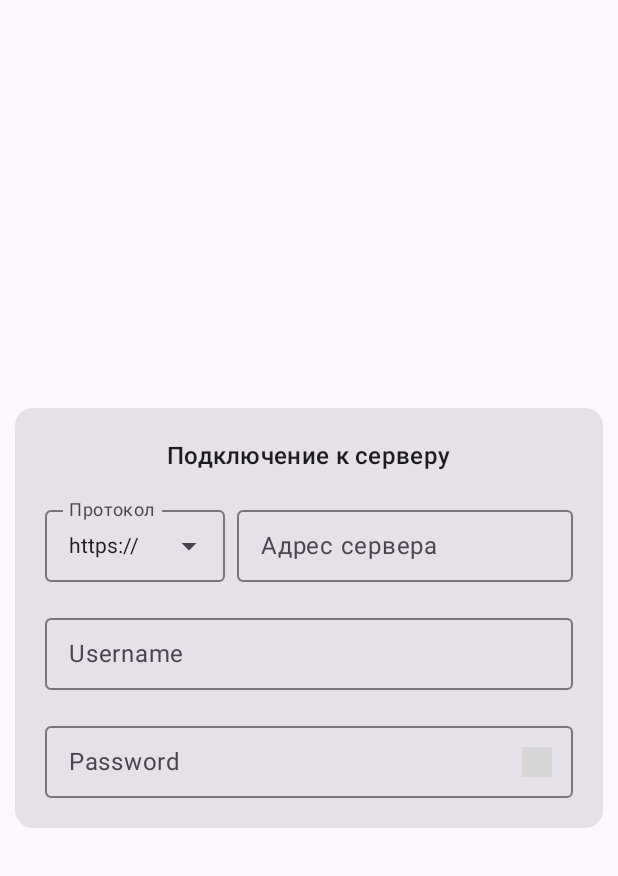
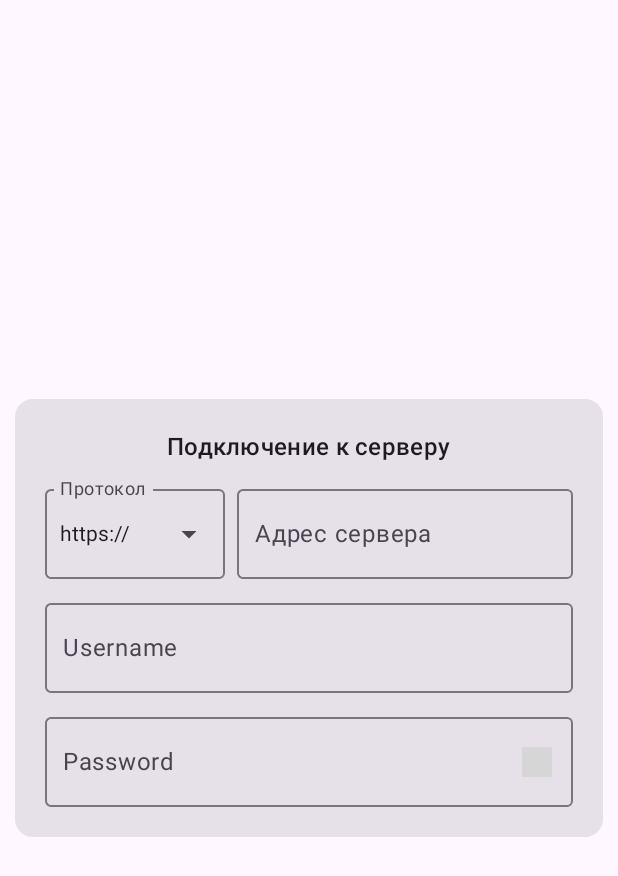
Before and after one commit to nnikitochka/Kord, an Android app built with Jetpack Compose: the @Preview function ServerSelectScreen, on a phone screen of 412 x 824 dp. Shown: the top 876 px of the screen. Run offline under Robolectric (Android 15) with nearby library versions, the phone set to English and light mode, and no system bars; our stand-ins replace Compose Multiplatform resources; 1 statement that could not run was skipped; grey boxes are pictures that could not be loaded.

Commit message:
fix(ui): increase text field room and reduce internal content padding

```diff
--- a/shared/src/commonMain/kotlin/su/nnedition/kord/ui/screen/start/ServerSelectScreen.kt
+++ b/shared/src/commonMain/kotlin/su/nnedition/kord/ui/screen/start/ServerSelectScreen.kt
@@ -9,8 +9,11 @@ import androidx.compose.animation.fadeOut
 import androidx.compose.animation.shrinkVertically
 import androidx.compose.foundation.background
 import androidx.compose.foundation.layout.Arrangement
+import androidx.compose.foundation.interaction.MutableInteractionSource
+import androidx.compose.foundation.interaction.collectIsFocusedAsState
 import androidx.compose.foundation.layout.Box
 import androidx.compose.foundation.layout.Column
+import androidx.compose.foundation.layout.PaddingValues
 import androidx.compose.foundation.layout.Row
 import androidx.compose.foundation.layout.Spacer
 import androidx.compose.foundation.layout.fillMaxSize
@@ -22,6 +25,9 @@ import androidx.compose.foundation.layout.width
 import androidx.compose.foundation.layout.widthIn
 import androidx.compose.foundation.shape.CircleShape
 import androidx.compose.foundation.shape.RoundedCornerShape
+import androidx.compose.foundation.text.BasicTextField
+import androidx.compose.foundation.text.KeyboardActions
+import androidx.compose.foundation.text.KeyboardOptions
 import androidx.compose.material3.Button
 import androidx.compose.material3.Card
 import androidx.compose.material3.CircularProgressIndicator
@@ -32,8 +38,9 @@ import androidx.compose.material3.ExposedDropdownMenuBox
 import androidx.compose.material3.ExposedDropdownMenuDefaults
 import androidx.compose.material3.Icon
 import androidx.compose.material3.IconButton
+import androidx.compose.material3.LocalTextStyle
 import androidx.compose.material3.MaterialTheme
-import androidx.compose.material3.OutlinedTextField
+import androidx.compose.material3.OutlinedTextFieldDefaults
 import androidx.compose.material3.Text
 import androidx.compose.runtime.Composable
 import androidx.compose.runtime.LaunchedEffect
@@ -44,6 +51,9 @@ import androidx.compose.runtime.setValue
 import androidx.compose.ui.Alignment
 import androidx.compose.ui.Modifier
 import androidx.compose.ui.graphics.Color
+import androidx.compose.ui.graphics.SolidColor
+import androidx.compose.ui.graphics.takeOrElse
+import androidx.compose.ui.text.TextStyle
 import androidx.compose.ui.text.input.PasswordVisualTransformation
 import androidx.compose.ui.text.input.VisualTransformation
 import androidx.compose.ui.tooling.preview.Preview
@@ -128,7 +138,7 @@ fun ServerSelectScreen() {
                         onExpandedChange = { protocolExpanded = it },
                         modifier = Modifier.width(120.dp)
                     ) {
-                        OutlinedTextField(
+                        KordOutlinedTextField(
                             value = protocol,
                             onValueChange = {},
                             readOnly = true,
@@ -136,9 +146,8 @@ fun ServerSelectScreen() {
                             trailingIcon = {
                                 ExposedDropdownMenuDefaults.TrailingIcon(expanded = protocolExpanded)
                             },
-                            modifier = Modifier
-                                .menuAnchor(ExposedDropdownMenuAnchorType.PrimaryNotEditable)
-                                .height(56.dp),
+                            modifier = Modifier.menuAnchor(ExposedDropdownMenuAnchorType.PrimaryNotEditable),
+                            contentPadding = PaddingValues(start = 10.dp, top = 2.dp, end = 4.dp, bottom = 4.dp),
                             singleLine = true
                         )
                         ExposedDropdownMenu(
@@ -157,7 +166,7 @@ fun ServerSelectScreen() {
                         }
                     }
 
-                    OutlinedTextField(
+                    KordOutlinedTextField(
                         value = serverAddress,
                         onValueChange = { input ->
                             if (input.startsWith("https://", ignoreCase = true)) {
@@ -172,9 +181,8 @@ fun ServerSelectScreen() {
                         },
                         label = { Text("Адрес сервера") },
                         placeholder = { Text("your-server.com") },
-                        modifier = Modifier
-                            .weight(1f)
-                            .height(56.dp),
+                        modifier = Modifier.weight(1f),
+                        contentPadding = PaddingValues(start = 12.dp, top = 2.dp, end = 12.dp, bottom = 4.dp),
                         singleLine = true,
                         trailingIcon = {
                             when (pingState) {
@@ -206,24 +214,22 @@ fun ServerSelectScreen() {
                 }
                 Spacer(modifier = Modifier.height(16.dp))
 
-                OutlinedTextField(
+                KordOutlinedTextField(
                     value = username,
                     onValueChange = { username = it },
                     label = { Text("Username") },
-                    modifier = Modifier
-                        .fillMaxWidth()
-                        .height(56.dp),
+                    modifier = Modifier.fillMaxWidth(),
+                    contentPadding = PaddingValues(start = 12.dp, top = 2.dp, end = 12.dp, bottom = 4.dp),
                     singleLine = true
                 )
                 Spacer(modifier = Modifier.height(16.dp))
 
-                OutlinedTextField(
+                KordOutlinedTextField(
                     value = password,
                     onValueChange = { password = it },
                     label = { Text("Password") },
-                    modifier = Modifier
-                        .fillMaxWidth()
-                        .height(56.dp),
+                    modifier = Modifier.fillMaxWidth(),
+                    contentPadding = PaddingValues(start = 12.dp, top = 2.dp, end = 12.dp, bottom = 4.dp),
                     visualTransformation = if (passwordVisible) VisualTransformation.None else PasswordVisualTransformation('*'),
                     singleLine = true,
                     trailingIcon = {
@@ -273,3 +279,67 @@ fun ServerSelectScreen() {
         }
     }
 }
+
+@OptIn(ExperimentalMaterial3Api::class)
+@Composable
+fun KordOutlinedTextField(
+    value: String,
+    onValueChange: (String) -> Unit,
+    modifier: Modifier = Modifier,
+    enabled: Boolean = true,
+    readOnly: Boolean = false,
+    textStyle: TextStyle = LocalTextStyle.current,
+    label: @Composable (() -> Unit)? = null,
+    placeholder: @Composable (() -> Unit)? = null,
+    leadingIcon: @Composable (() -> Unit)? = null,
+    trailingIcon: @Composable (() -> Unit)? = null,
+    visualTransformation: VisualTransformation = VisualTransformation.None,
+    keyboardOptions: KeyboardOptions = KeyboardOptions.Default,
+    keyboardActions: KeyboardActions = KeyboardActions.Default,
+    singleLine: Boolean = true,
+    isError: Boolean = false,
+    interactionSource: MutableInteractionSource = remember { MutableInteractionSource() },
+    contentPadding: PaddingValues = PaddingValues(start = 12.dp, top = 2.dp, end = 12.dp, bottom = 4.dp)
+) {
+    val colors = OutlinedTextFieldDefaults.colors()
+    val isFocused by interactionSource.collectIsFocusedAsState()
+    val textColor = textStyle.color.takeOrElse {
+        if (isError) colors.errorTextColor
+        else if (!enabled) colors.disabledTextColor
+        else if (isFocused) colors.focusedTextColor
+        else colors.unfocusedTextColor
+    }
+    val mergedTextStyle = textStyle.merge(TextStyle(color = textColor))
+
+    BasicTextField(
+        value = value,
+        modifier = modifier.height(60.dp),
+        onValueChange = onValueChange,
+        enabled = enabled,
+        readOnly = readOnly,
+        textStyle = mergedTextStyle,
+        cursorBrush = SolidColor(if (isError) colors.errorCursorColor else colors.cursorColor),
+        visualTransformation = visualTransformation,
+        keyboardOptions = keyboardOptions,
+        keyboardActions = keyboardActions,
+        interactionSource = interactionSource,
+        singleLine = singleLine,
+        decorationBox = @Composable { innerTextField ->
+            OutlinedTextFieldDefaults.DecorationBox(
+                value = value,
+                visualTransformation = visualTransformation,
+                innerTextField = innerTextField,
+                placeholder = placeholder,
+                label = label,
+                leadingIcon = leadingIcon,
+                trailingIcon = trailingIcon,
+                singleLine = singleLine,
+                enabled = enabled,
+                isError = isError,
+                interactionSource = interactionSource,
+                colors = colors,
+                contentPadding = contentPadding
+            )
+        }
+    )
+}
```
